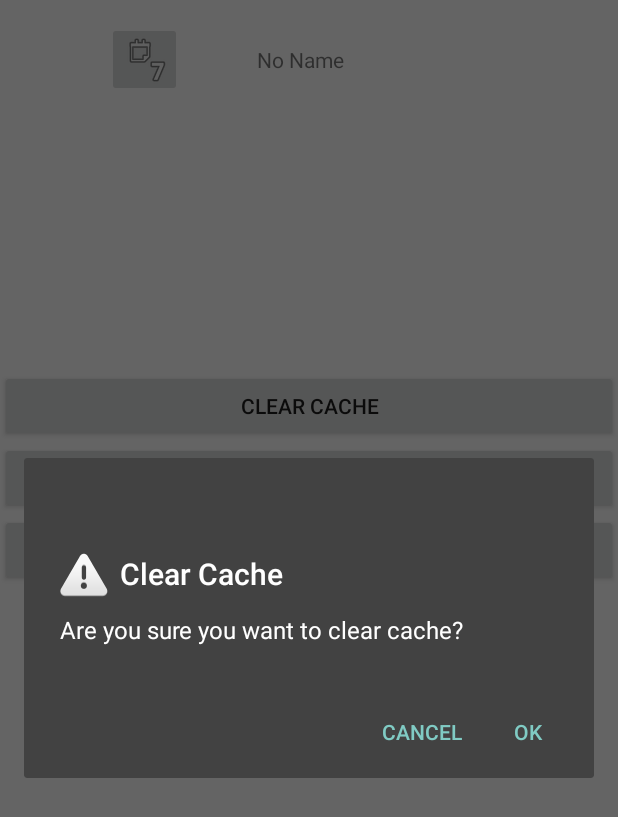
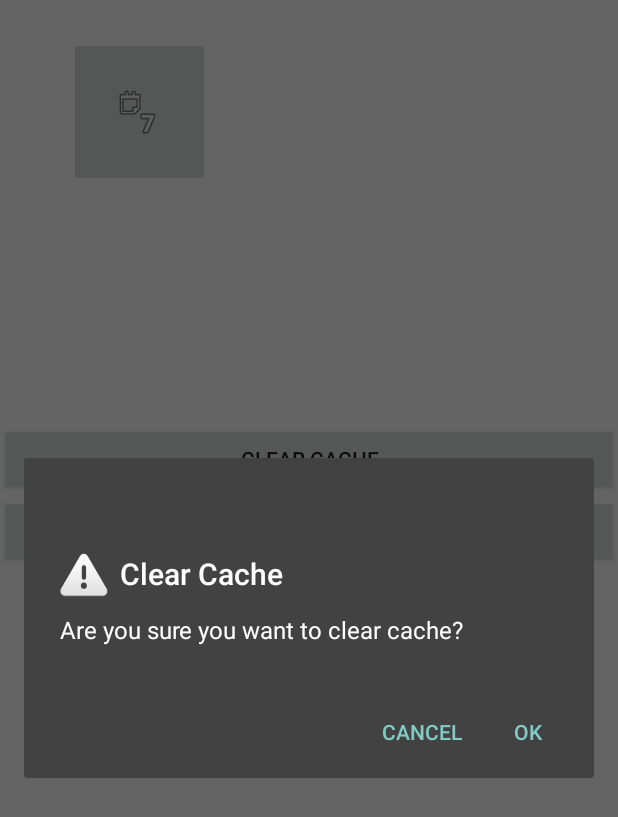
Before and after one commit to bnuby/Mobile-Application-Software, an Android app: the fragment AccountFragment shown on its own in the app's theme, after a tap on "CLEAR CACHE", on a phone screen of 412 x 824 dp. Shown: the top 817 px of the screen. Run offline under Robolectric (Android 15) with nearby library versions, the phone set to English and light mode, and no system bars; network calls fail.

Commit message:
user logout

```diff
--- a/app/src/main/java/com/example/gibson/carlife/Abstract/CustomActivity.java
+++ b/app/src/main/java/com/example/gibson/carlife/Abstract/CustomActivity.java
@@ -15,7 +15,7 @@ import com.example.gibson.carlife.R;
 public abstract class CustomActivity extends AppCompatActivity {
 
 
-  static Context mContext;
+  protected static Context mContext;
   static AlertDialog dialog;
 
   @Override
@@ -25,8 +25,9 @@ public abstract class CustomActivity extends AppCompatActivity {
   }
 
   public static void showLoading(String message) {
+
     AlertDialog.Builder builder = new AlertDialog.Builder(mContext);
-//    View view
+    //    View view
     View view = ((Activity) mContext).getLayoutInflater().inflate(R.layout.dialog_loading, null);
 
     TextView textView = view.findViewById(R.id.messageTV);
@@ -36,7 +37,6 @@ public abstract class CustomActivity extends AppCompatActivity {
     builder.setCancelable(false);
     dialog = builder.create();
     dialog.show();
-
   }
   public static void longTost(String toastSring){
     Toast.makeText(mContext,toastSring,Toast.LENGTH_LONG).show();
--- a/app/src/main/java/com/example/gibson/carlife/View/Fragment/AccountFragment.java
+++ b/app/src/main/java/com/example/gibson/carlife/View/Fragment/AccountFragment.java
@@ -17,13 +17,15 @@ import android.widget.Toast;
 
 import com.example.gibson.carlife.MainActivity;
 import com.example.gibson.carlife.R;
+import com.example.gibson.carlife.Services.UserManagement;
 import com.example.gibson.carlife.View.AccountDetail;
 import com.example.gibson.carlife.View.LoginActivity;
 
 public class AccountFragment extends Fragment {
 
     LinearLayout acc_info;
-    Button clrCache_Btn, accMng_Btn, logOut_Btn;
+    Button clrCache_Btn, accMng_Btn;
+    static Button logOut_Btn;
     //private static final int REQUEST_CODE = 8;
 
 
@@ -37,6 +39,7 @@ public class AccountFragment extends Fragment {
             public void onClick(View v) {
                 Intent intent = new Intent(getContext(), LoginActivity.class);
                 getActivity().startActivityForResult(intent, 200);
+                Toast.makeText(getContext(), "asd", Toast.LENGTH_SHORT).show();
             }
         });
         //clear cache button onClickListener
@@ -74,17 +77,16 @@ public class AccountFragment extends Fragment {
             }
         });
 
-        //user Log Out onClickListener
+        //User Log Out onClickListener
         logOut_Btn = view.findViewById(R.id.logOut_Btn);
         logOut_Btn.setOnClickListener(new View.OnClickListener() {
             @Override
             public void onClick(View view) {
-                MainActivity.logout();
-                Toast.makeText(getContext(),"Log Out button clicked!",Toast.LENGTH_SHORT).show();
-                Intent in = new Intent(getContext(),LoginActivity.class);
-                startActivity(in);
+                UserManagement.requestLogout();
             }
         });
+
+        toggleLogoutBtn();
         return view;
     }
 
@@ -100,6 +102,14 @@ public class AccountFragment extends Fragment {
                 break;
         }
     }
+
+    public static void toggleLogoutBtn() {
+        if(logOut_Btn != null)
+            if(UserManagement.isLogin)
+                logOut_Btn.setVisibility(View.VISIBLE);
+            else
+                logOut_Btn.setVisibility(View.INVISIBLE);
+    }
 /*
     @Override
     public void startActivityForResult(Intent intent, int requestCode) {
--- a/app/src/main/res/layout/activity_account.xml
+++ b/app/src/main/res/layout/activity_account.xml
@@ -9,37 +9,42 @@
     <LinearLayout
         android:id="@+id/acc_info"
         android:layout_width="0dp"
-        android:layout_height="80dp"
+        android:layout_height="150dp"
         android:gravity="center"
         android:orientation="horizontal"
+        android:paddingStart="50dp"
         android:weightSum="1"
         app:layout_constraintEnd_toEndOf="parent"
         app:layout_constraintHorizontal_bias="0.0"
         app:layout_constraintStart_toStartOf="parent"
         app:layout_constraintTop_toTopOf="parent">
-
+        <!--android:layout_marginStart="50dp"-->
         <ImageButton
             android:id="@+id/imageButton"
-            android:layout_width="50dp"
-            android:layout_height="50dp"
-            android:layout_marginStart="50dp"
+            android:layout_width="100dp"
+            android:layout_height="100dp"
+
             android:layout_weight="0"
             android:contentDescription="user image"
+            android:saveEnabled="true"
             app:srcCompat="@android:drawable/ic_menu_week" />
 
         <TextView
             android:id="@+id/textView"
-            android:layout_width="0dp"
+            android:layout_width="match_parent"
             android:layout_height="wrap_content"
             android:layout_marginEnd="50dp"
             android:layout_marginStart="50dp"
+            android:layout_marginTop="30dp"
             android:layout_weight="0.8"
-            android:text="No Name" />
+            android:textAlignment="textStart"
+            android:textSize="20sp"
+            tools:text="Your Name" />
     </LinearLayout>
 
     <ScrollView
         android:layout_width="0dp"
-        android:layout_height="395dp"
+        android:layout_height="398dp"
         app:layout_constraintBottom_toBottomOf="parent"
         app:layout_constraintEnd_toEndOf="parent"
         app:layout_constraintHorizontal_bias="0.0"
@@ -71,14 +76,5 @@
                 android:text="Logout" />
         </LinearLayout>
 
-        <!--=======-->
-        <!--android:layout_height="match_parent"-->
-        <!--android:orientation="vertical">-->
-
-        <!--<ListView-->
-        <!--android:layout_width="match_parent"-->
-        <!--android:layout_height="match_parent" />-->
-        <!--</LinearLayout>-->
-        <!--&gt;>>>>>> 6e5508348763997709bbf665c35f5e18874e8e3f-->
     </ScrollView>
 </android.support.constraint.ConstraintLayout>
--- a/app/src/main/res/values/strings.xml
+++ b/app/src/main/res/values/strings.xml
@@ -6,5 +6,7 @@
     <string name="title_notifications">Notifications</string>
     <string name="get_the_deal">get the deal</string>
     <string name="keep_buying">Keep buying</string>
+    <string name="logout">Log Out</string>
+    <string name="error">Please Check Your Network Connection.\nTry Again</string>
     <dimen name="a">20dp</dimen>
 </resources>
```
Also changed, not shown: app/src/main/java/com/example/gibson/carlife/MainActivity.java (+20 -10 lines), app/src/main/java/com/example/gibson/carlife/Services/UserManagement.java (+57 -10 lines), app/src/main/java/com/example/gibson/carlife/View/LoginActivity.java (+7 -2 lines).
